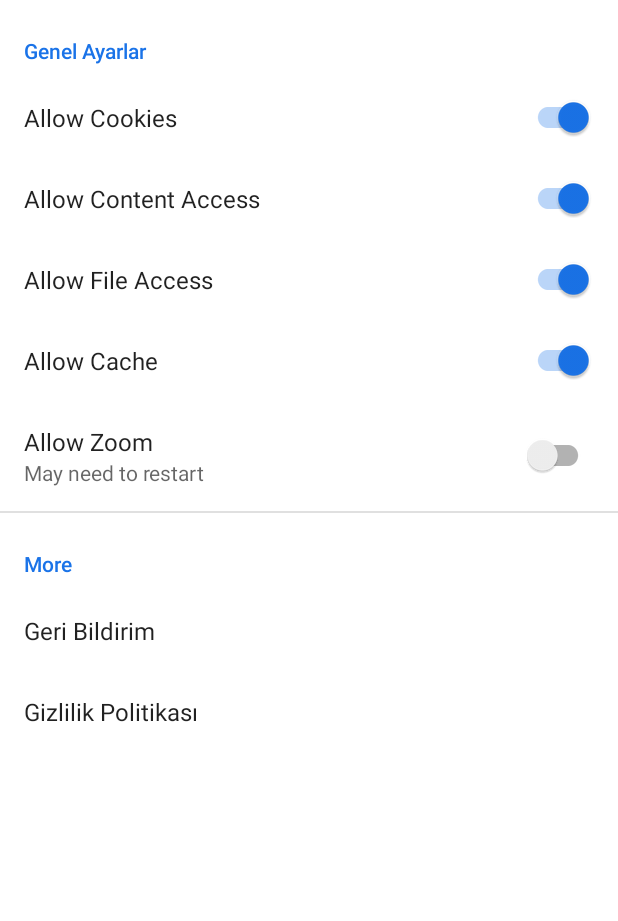
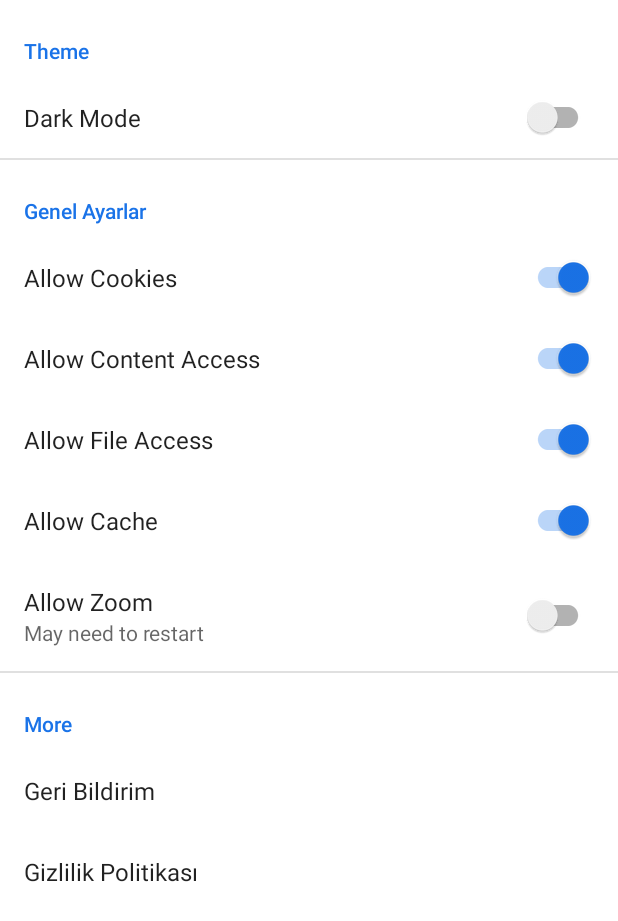
Before and after one commit to fswair/webtemp, an Android app: the SettingsActivity screen opened directly, with no data from a screen before it, on a phone screen of 412 x 824 dp. Shown: the top 921 px of the screen. Run offline under Robolectric (Android 15) with nearby library versions, the phone set to English and light mode, and no system bars; our stand-ins replace AdMob, androidx.preference; 1 statement that could not run was skipped.

Commit message:
Dark Mode option
Signed-off-by: Induiduel <induiduel@gmail.com>

```diff
--- a/app/build.gradle
+++ b/app/build.gradle
@@ -84,6 +84,6 @@ dependencies {
     implementation 'androidx.legacy:legacy-support-v4:1.0.0'
     implementation 'androidx.browser:browser:1.2.0'
     implementation 'androidx.cardview:cardview:1.0.0'
-
+    implementation 'androidx.webkit:webkit:1.3.0-rc01'
 
 }
--- a/app/src/main/res/values/strings.xml
+++ b/app/src/main/res/values/strings.xml
@@ -53,5 +53,6 @@
     <string name="chooseemail">Choose an email application</string>
     <string name="email" translatable="false">M.talataltin@gmail.com</string>
     <string name="rest">May need to restart</string>
+    <string name="darkmode">Dark Mode</string>
 
 </resources>
--- a/app/src/main/res/xml/root_preferences.xml
+++ b/app/src/main/res/xml/root_preferences.xml
@@ -3,7 +3,19 @@
 
     <PreferenceCategory
         app:iconSpaceReserved="false"
+        app:title="Theme">
+
+        <SwitchPreferenceCompat
+            app:defaultValue="false"
+            app:iconSpaceReserved="false"
+            app:key="darkM"
+            app:title="@string/darkmode" />
+    </PreferenceCategory>
+
+    <PreferenceCategory
+        app:iconSpaceReserved="false"
         app:title="Genel Ayarlar">
+
 
         <SwitchPreferenceCompat
             app:defaultValue="true"
```
Also changed, not shown: app/src/main/java/com/webdemo/activity/MainActivity.java (+20 -0 lines), app/src/main/java/com/webdemo/websettings/DarkMode.java (added, +49 -0 lines), app/src/main/res/values/colors.xml (+7 -0 lines), app/src/main/res/values/styles.xml (+9 -0 lines), 2 other files.
